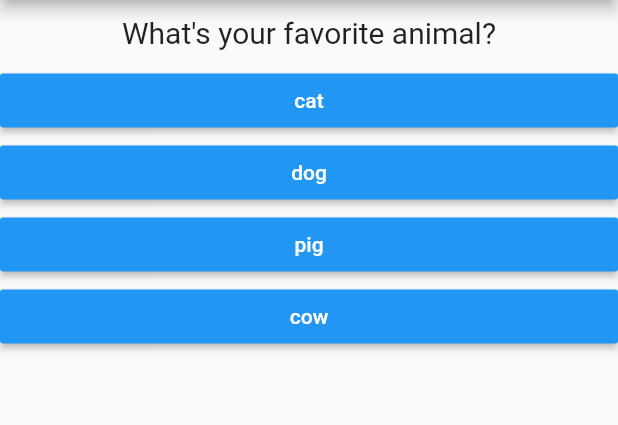
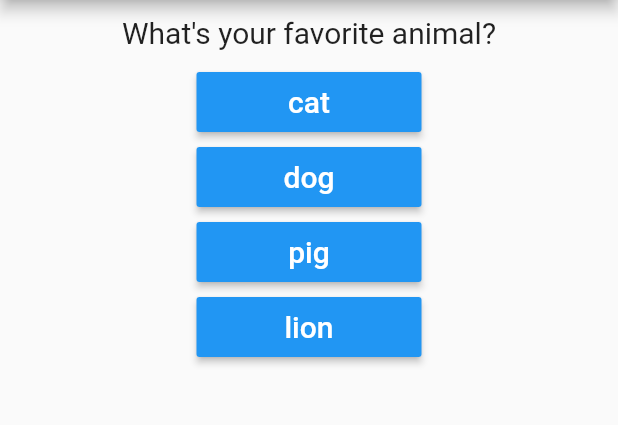
Before and after one commit to SethMegbetor/quiz-app-class, a Flutter app: the screen it shows after launch, after a tap on "red", on a phone screen of 412 x 824 dp, the part 84-509 px from its top. Run offline on Flutter 3.47's test engine with Material 2 defaults, Android fonts, the phone set to English and light mode, and no system bars.

Commit message:
middle of class friday

```diff
--- a/lib/answer.dart
+++ b/lib/answer.dart
@@ -1,20 +1,23 @@
 // ignore_for_file: deprecated_member_use
 
 import 'package:flutter/material.dart';
+import 'package:flutter/widgets.dart';
 
 class Answer extends StatelessWidget {
   final VoidCallback selectHandler;
   final String answerText;
-
 
   Answer(this.selectHandler, this.answerText);
 
   @override
   Widget build(BuildContext context) {
     return Container(
-      width: double.infinity,
+      // width: double.infinity,
+      width: 150,
+      height: 40,
+      margin: EdgeInsets.all(5),
       child: RaisedButton(
-        child: Text(answerText),
+        child: Text(answerText, style: const TextStyle(fontSize: 20),),
         textColor: Colors.white,
         color: Colors.blue,
         onPressed: selectHandler,
--- a/lib/main.dart
+++ b/lib/main.dart
@@ -1,63 +1,75 @@
 // ignore_for_file: deprecated_member_use, avoid_print
 
 import 'package:flutter/material.dart';
-import './question.dart';
-import './answer.dart';
+import './quiz.dart';
+import './result.dart';
 
 void main() => runApp(MyApp());
 
 class MyApp extends StatefulWidget {
-
   @override
   State<MyApp> createState() => _MyAppState();
 }
 
 class _MyAppState extends State<MyApp> {
+  final _questions = [
+    {
+      'questionText': 'What\'s your favorite color?',
+      'answers': [
+        {'text': 'red', 'score': 10},
+        {'text': 'blue', 'score': 5},
+        {'text': 'green', 'score': 3},
+        {'text': 'black', 'score': 1},
+      ]
+    },
+    {
+      'questionText': 'What\'s your favorite animal?',
+      'answers': [
+        {'text': 'cat', 'score': 10},
+        {'text': 'dog', 'score': 5},
+        {'text': 'pig', 'score': 3},
+        {'text': 'lion', 'score': 1},
+      ]
+    },
+    {
+      'questionText': 'What\'s your favorite food?',
+      'answers': [
+        {'text': 'akple', 'score': 10},
+        {'text': 'kokonte', 'score': 5},
+        {'text': 'gari', 'score': 3},
+        {'text': 'yakayaka', 'score': 10},
+      ]
+    }
+  ];
+
   var _questionIndex = 0;
+  var _totalScore = 0;
 
-  void _answerQuestion() {
+  void _answerQuestion(int score) {
     setState(() {
       _questionIndex += 1;
     });
     print(_questionIndex);
+
+    if (_questionIndex < _questions.length) {
+      print('We dont have any more questions!');
+    }
   }
 
   @override
   Widget build(BuildContext context) {
-    var questions = [
-      {
-        'questionText': 'What\'s your favorite color?',
-        'answers': ['blue', 'red', 'green', 'yellow']
-      },
-      {
-        'questionText': 'What\'s your favorite animal?',
-        'answers': ['cat', 'dog', 'pig', 'cow']
-      },
-      {
-        'questionText': 'What\'s your favorite food?',
-        'answers': ['pizza', 'burger', 'sushi', 'ramen']
-      },
-    {
-        'questionText': 'What\'s your favorite sport?',
-        'answers': ['soccer', 'basketball', 'tennis', 'football']
-      },
-    ];
-
     return MaterialApp(
-        home: Scaffold(
-      appBar: AppBar(
-        title: const Center(child: Text('Personality Quiz App')),
-      ),
-      body: Column(
-        children: [
-          Question(questions[_questionIndex]['questionText'] as String),
-        ...(questions[_questionIndex] ['answers']as List<String>).map((answer) {
-          return Answer(_answerQuestion, answer);
-        }).toList()
-        ],
-
-
-      ),
-    ));
+      home: Scaffold(
+          appBar: AppBar(
+            title: const Center(child: Text('Personality Quiz App')),
+          ),
+          body: _questionIndex < _questions.length
+              ? Quiz(
+                  answerQuestion: _answerQuestion,
+                  questions: _questions,
+                  questionIndex: _questionIndex,
+                )
+              : const Result()),
+    );
   }
 }
--- /dev/null
+++ b/lib/quiz.dart
@@ -0,0 +1,28 @@
+import 'package:flutter/material.dart';
+import './answer.dart';
+import './question.dart';
+
+class Quiz extends StatelessWidget {
+  final List<Map<String, Object>> questions;
+  final int questionIndex;
+  final Function answerQuestion;
+
+  Quiz({
+    required this.questions,
+    required this.questionIndex,
+    required this.answerQuestion,
+  });
+
+  @override
+  Widget build(BuildContext context) {
+    return Column(
+      children: [
+        Question(questions[questionIndex]['questionText'] as String),
+        ...(questions[questionIndex]['answers'] as List<Map<String, Object>>)
+            .map((answer) {
+          return Answer(()=> answerQuestion(answer['score']), answer['text'] as String);
+        }).toList()
+      ],
+    );
+  }
+}
--- /dev/null
+++ b/lib/result.dart
@@ -0,0 +1,12 @@
+import 'package:flutter/material.dart';
+
+class Result extends StatelessWidget {
+  const Result({Key? key}) : super(key: key);
+
+  @override
+  Widget build(BuildContext context) {
+    return const Center(
+      child: Text('End of Quiz'),
+    );
+  }
+}
```
